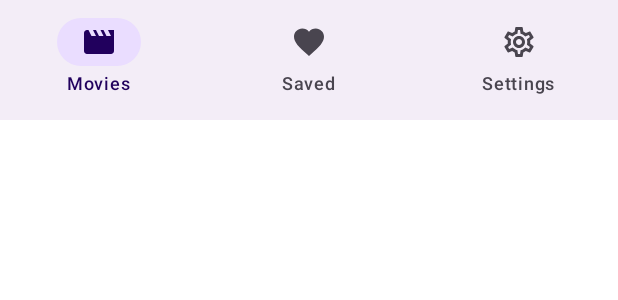
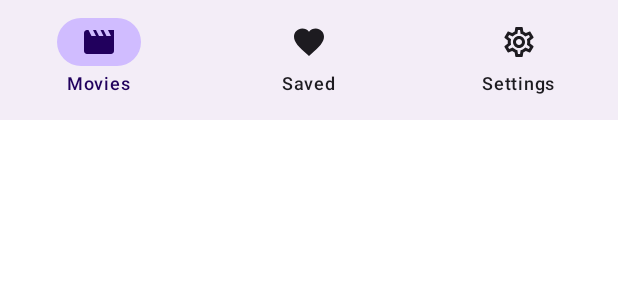
Before and after one commit to seosh817/MovieHub, an Android app built with Jetpack Compose: the @Preview function MovieHubNavigationPreview, on a phone screen of 412 x 824 dp. Shown: the top 300 px of the screen. Run offline under Robolectric (Android 15) with nearby library versions, the phone set to English and light mode, and no system bars.

Commit message:
refactor: Modify navigation colors

```diff
--- a/core/designsystem/build.gradle.kts
+++ b/core/designsystem/build.gradle.kts
@@ -9,12 +9,7 @@ android {
 }
 
 dependencies {
-    api(libs.androidx.compose.foundation)
-    api(libs.androidx.compose.foundation.layout)
-    api(libs.androidx.compose.material.iconsExtended)
-    api(libs.androidx.compose.material3)
     api(libs.androidx.compose.runtime)
-    api(libs.androidx.compose.ui.tooling.preview)
     api(libs.androidx.compose.ui.util)
 
     debugApi(libs.androidx.compose.ui.tooling)
--- a/core/designsystem/src/main/kotlin/com/seosh817/moviehub/core/designsystem/component/Navigation.kt
+++ b/core/designsystem/src/main/kotlin/com/seosh817/moviehub/core/designsystem/component/Navigation.kt
@@ -106,11 +106,11 @@ fun MovieHubNavigationPreview() {
 
 object MovieHubNavigationDefaults {
     @Composable
-    fun navigationContentColor() = MaterialTheme.colorScheme.onSurfaceVariant
+    fun navigationContentColor() = MaterialTheme.colorScheme.onSurface
 
     @Composable
     fun navigationSelectedItemColor() = MaterialTheme.colorScheme.onPrimaryContainer
 
     @Composable
-    fun navigationIndicatorColor() = MaterialTheme.colorScheme.primaryContainer
+    fun navigationIndicatorColor() = MaterialTheme.colorScheme.inversePrimary
 }
```
